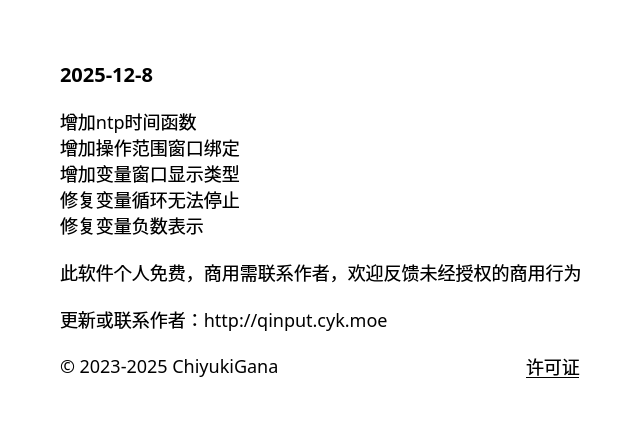
First picture: the form in source/ui/AboutUi.ui, repository ChiyukiGana/Quickinput, before the edit.
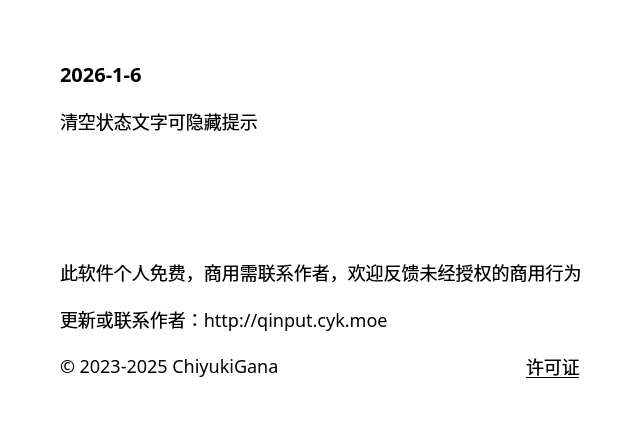
Second picture: the form after the edit.

Diff of the .ui file:
```diff
--- a/source/ui/AboutUi.ui
+++ b/source/ui/AboutUi.ui
@@ -69,7 +69,7 @@
       <string notr="true">font-size:20px</string>
      </property>
      <property name="text">
-      <string>2025-12-8</string>
+      <string>2026-1-6</string>
      </property>
      <property name="textFormat">
       <enum>Qt::TextFormat::PlainText</enum>
@@ -85,11 +85,7 @@
       </sizepolicy>
      </property>
      <property name="text">
-      <string>增加ntp时间函数
-增加操作范围窗口绑定
-增加变量窗口显示类型
-修复变量循环无法停止
-修复变量负数表示</string>
+      <string>清空状态文字可隐藏提示</string>
      </property>
      <property name="textFormat">
       <enum>Qt::TextFormat::PlainText</enum>
```
